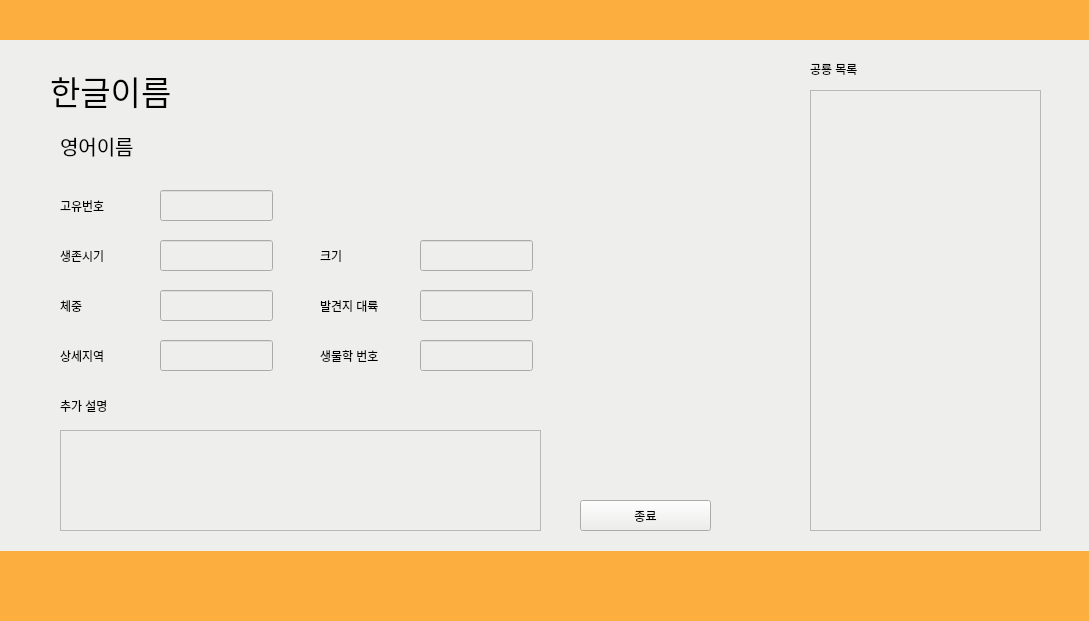
YangwonChoi/eduwill, file student.ui: the form before one commit.
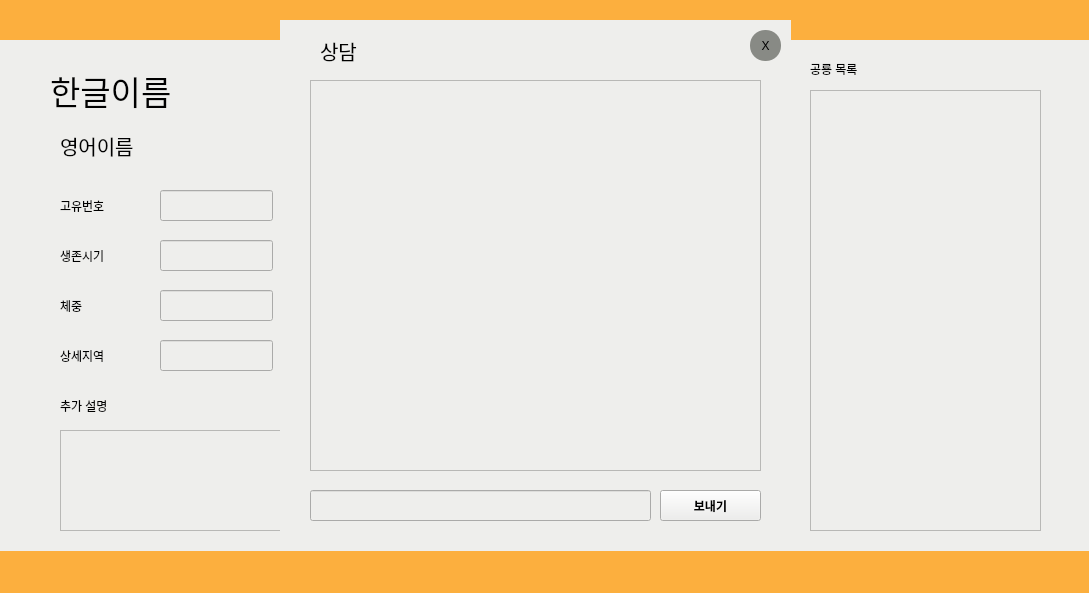
The form after the commit.

What changed in the file:
```diff
--- a/student.ui
+++ b/student.ui
@@ -7,7 +7,7 @@
     <x>0</x>
     <y>0</y>
     <width>1089</width>
-    <height>621</height>
+    <height>593</height>
    </rect>
   </property>
   <property name="windowTitle">
@@ -1055,18 +1055,203 @@
      </widget>
     </widget>
    </widget>
+   <widget class="QWidget" name="chat_widget" native="true">
+    <property name="geometry">
+     <rect>
+      <x>280</x>
+      <y>20</y>
+      <width>511</width>
+      <height>521</height>
+     </rect>
+    </property>
+    <property name="styleSheet">
+     <string notr="true">background-color: rgb(238, 238, 236);</string>
+    </property>
+    <widget class="QTextBrowser" name="chat_bro">
+     <property name="geometry">
+      <rect>
+       <x>30</x>
+       <y>60</y>
+       <width>451</width>
+       <height>391</height>
+      </rect>
+     </property>
+    </widget>
+    <widget class="QPushButton" name="send_btn">
+     <property name="geometry">
+      <rect>
+       <x>380</x>
+       <y>470</y>
+       <width>101</width>
+       <height>31</height>
+      </rect>
+     </property>
+     <property name="font">
+      <font>
+       <family>Sans</family>
+       <weight>75</weight>
+       <italic>false</italic>
+       <bold>true</bold>
+      </font>
+     </property>
+     <property name="text">
+      <string>보내기</string>
+     </property>
+    </widget>
+    <widget class="QLabel" name="chat_title">
+     <property name="geometry">
+      <rect>
+       <x>40</x>
+       <y>10</y>
+       <width>161</width>
+       <height>41</height>
+      </rect>
+     </property>
+     <property name="font">
+      <font>
+       <pointsize>15</pointsize>
+      </font>
+     </property>
+     <property name="text">
+      <string>상담</string>
+     </property>
+    </widget>
+    <widget class="QLineEdit" name="chat_input">
+     <property name="geometry">
+      <rect>
+       <x>30</x>
+       <y>470</y>
+       <width>341</width>
+       <height>31</height>
+      </rect>
+     </property>
+     <property name="text">
+      <string/>
+     </property>
+    </widget>
+    <widget class="QPushButton" name="chat_exit_bt">
+     <property name="geometry">
+      <rect>
+       <x>470</x>
+       <y>10</y>
+       <width>31</width>
+       <height>31</height>
+      </rect>
+     </property>
+     <property name="palette">
+      <palette>
+       <active>
+        <colorrole role="Button">
+         <brush brushstyle="SolidPattern">
+          <color alpha="255">
+           <red>136</red>
+           <green>138</green>
+           <blue>133</blue>
+          </color>
+         </brush>
+        </colorrole>
+        <colorrole role="Base">
+         <brush brushstyle="SolidPattern">
+          <color alpha="255">
+           <red>136</red>
+           <green>138</green>
+           <blue>133</blue>
+          </color>
+         </brush>
+        </colorrole>
+        <colorrole role="Window">
+         <brush brushstyle="SolidPattern">
+          <color alpha="255">
+           <red>136</red>
+           <green>138</green>
+           <blue>133</blue>
+          </color>
+         </brush>
+        </colorrole>
+       </active>
+       <inactive>
+        <colorrole role="Button">
+         <brush brushstyle="SolidPattern">
+          <color alpha="255">
+           <red>136</red>
+           <green>138</green>
+           <blue>133</blue>
+          </color>
+         </brush>
+        </colorrole>
+        <colorrole role="Base">
+         <brush brushstyle="SolidPattern">
+          <color alpha="255">
+           <red>136</red>
+           <green>138</green>
+           <blue>133</blue>
+          </color>
+         </brush>
+        </colorrole>
+        <colorrole role="Window">
+         <brush brushstyle="SolidPattern">
+          <color alpha="255">
+           <red>136</red>
+           <green>138</green>
+           <blue>133</blue>
+          </color>
+         </brush>
+        </colorrole>
+       </inactive>
+       <disabled>
+        <colorrole role="Button">
+         <brush brushstyle="SolidPattern">
+          <color alpha="255">
+           <red>136</red>
+           <green>138</green>
+           <blue>133</blue>
+          </color>
+         </brush>
+        </colorrole>
+        <colorrole role="Base">
+         <brush brushstyle="SolidPattern">
+          <color alpha="255">
+           <red>136</red>
+           <green>138</green>
+           <blue>133</blue>
+          </color>
+         </brush>
+        </colorrole>
+        <colorrole role="Window">
+         <brush brushstyle="SolidPattern">
+          <color alpha="255">
+           <red>136</red>
+           <green>138</green>
+           <blue>133</blue>
+          </color>
+         </brush>
+        </colorrole>
+       </disabled>
+      </palette>
+     </property>
+     <property name="styleSheet">
+      <string notr="true">QPushButton{
+background-color: rgb(136, 138, 133);
+border-style: solid;
+border-radius: 15px
+}
+QPushButton:hover{
+background-color: rgb(180, 255, 255);
+border-style: solid;
+border-radius: 15px}
+
+QPushButton:pressed{
+background-color: rgb(100, 255, 255);
+border-style: solid;
+border-radius: 15px}
+</string>
+     </property>
+     <property name="text">
+      <string>X</string>
+     </property>
+    </widget>
+   </widget>
   </widget>
-  <widget class="QMenuBar" name="menubar">
-   <property name="geometry">
-    <rect>
-     <x>0</x>
-     <y>0</y>
-     <width>1089</width>
-     <height>28</height>
-    </rect>
-   </property>
-  </widget>
-  <widget class="QStatusBar" name="statusbar"/>
  </widget>
  <resources/>
  <connections/>
```
